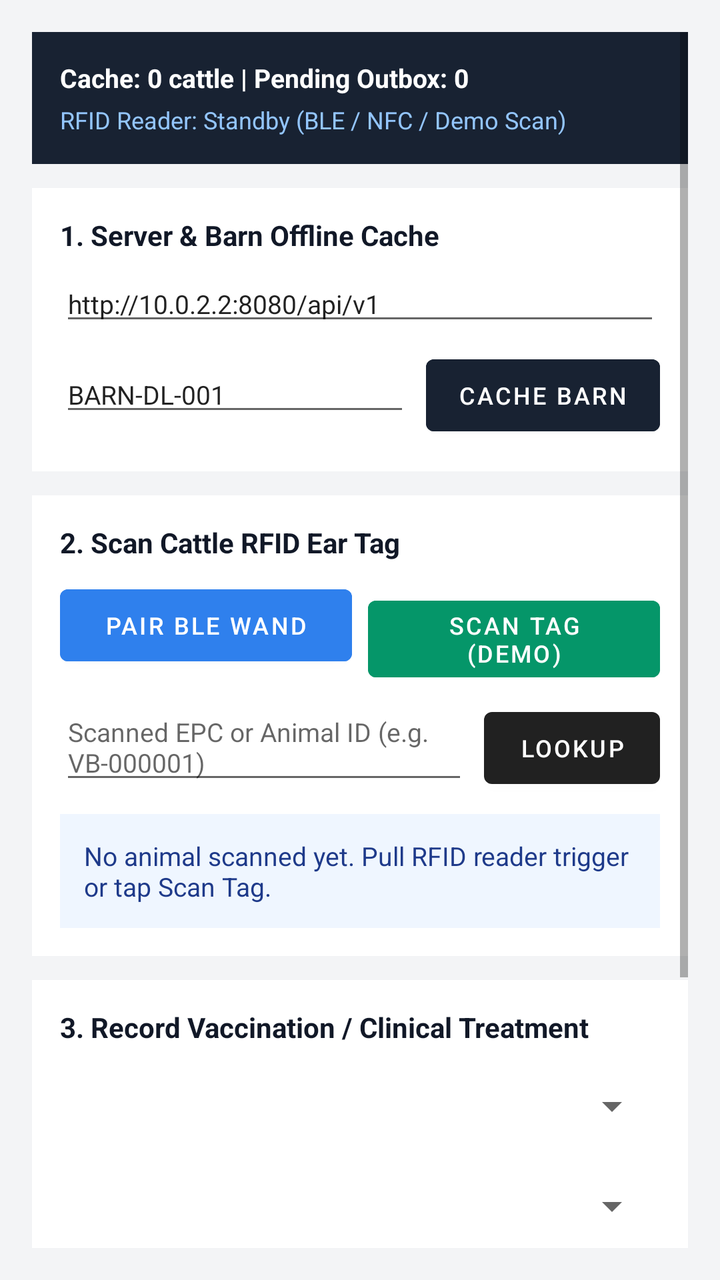
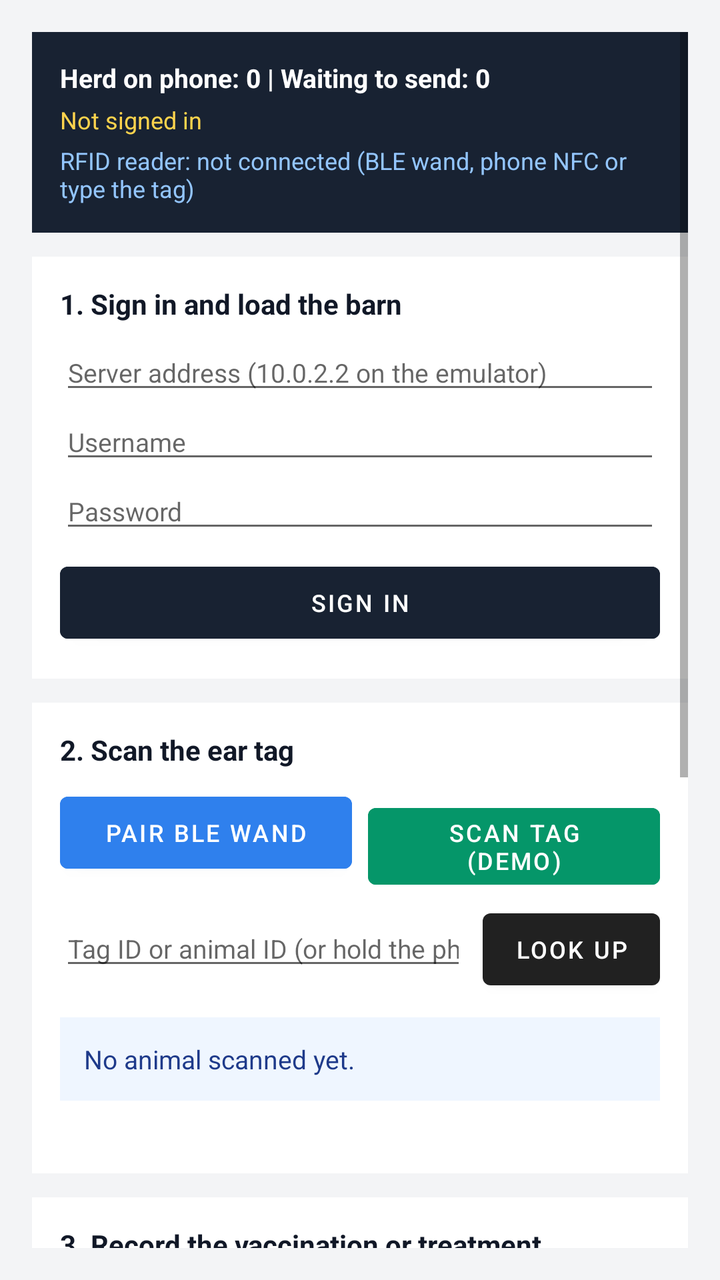

Before-and-after screenshots of an Android layout around one commit, followed by the original layout XML and the change that was made.
<!-- AndroidManifest.xml: application theme Theme.MaterialComponents.DayNight.DarkActionBar -->
<!-- res/layout/activity_main.xml -->
<?xml version="1.0" encoding="utf-8"?>
<ScrollView xmlns:android="http://schemas.android.com/apk/res/android"
    android:layout_width="match_parent"
    android:layout_height="match_parent"
    android:background="#F3F4F6"
    android:padding="16dp">

    <LinearLayout
        android:layout_width="match_parent"
        android:layout_height="wrap_content"
        android:orientation="vertical">

        
        <LinearLayout
            android:layout_width="match_parent"
            android:layout_height="wrap_content"
            android:background="#182232"
            android:orientation="vertical"
            android:padding="14dp">

            <TextView
                android:id="@+id/tvSyncStatus"
                android:layout_width="match_parent"
                android:layout_height="wrap_content"
                android:text="Cache: 0 cattle | Pending Outbox: 0"
                android:textColor="#FFFFFF"
                android:textSize="13sp"
                android:textStyle="bold" />

            <TextView
                android:id="@+id/tvReaderStatus"
                android:layout_width="match_parent"
                android:layout_height="wrap_content"
                android:layout_marginTop="4dp"
                android:text="RFID Reader: Standby (BLE / NFC / Demo Scan)"
                android:textColor="#93C5FD"
                android:textSize="12sp" />
        </LinearLayout>

        
        <LinearLayout
            android:layout_width="match_parent"
            android:layout_height="wrap_content"
            android:layout_marginTop="12dp"
            android:background="#FFFFFF"
            android:orientation="vertical"
            android:padding="14dp">

            <TextView
                android:layout_width="wrap_content"
                android:layout_height="wrap_content"
                android:text="1. Server &amp; Barn Offline Cache"
                android:textColor="#111827"
                android:textSize="14sp"
                android:textStyle="bold" />

            <EditText
                android:id="@+id/etServerUrl"
                android:layout_width="match_parent"
                android:layout_height="wrap_content"
                android:layout_marginTop="6dp"
                android:hint="Backend URL (10.0.2.2 for Emulator)"
                android:inputType="textUri"
                android:text="http://10.0.2.2:8080/api/v1"
                android:textSize="13sp" />

            <LinearLayout
                android:layout_width="match_parent"
                android:layout_height="wrap_content"
                android:layout_marginTop="6dp"
                android:orientation="horizontal">

                <EditText
                    android:id="@+id/etBarnId"
                    android:layout_width="0dp"
                    android:layout_height="wrap_content"
                    android:layout_weight="1"
                    android:hint="Barn ID (e.g. BARN-DL-001)"
                    android:text="BARN-DL-001"
                    android:textSize="13sp" />

                <Button
                    android:id="@+id/btnDownloadBundle"
                    android:layout_width="wrap_content"
                    android:layout_height="wrap_content"
                    android:layout_marginStart="8dp"
                    android:backgroundTint="#182232"
                    android:text="Cache Barn"
                    android:textColor="#FFFFFF"
                    android:textSize="12sp" />
            </LinearLayout>
        </LinearLayout>

        
        <LinearLayout
            android:layout_width="match_parent"
            android:layout_height="wrap_content"
            android:layout_marginTop="12dp"
            android:background="#FFFFFF"
            android:orientation="vertical"
            android:padding="14dp">

            <TextView
                android:layout_width="wrap_content"
                android:layout_height="wrap_content"
                android:text="2. Scan Cattle RFID Ear Tag"
                android:textColor="#111827"
                android:textSize="14sp"
                android:textStyle="bold" />

            <LinearLayout
                android:layout_width="match_parent"
                android:layout_height="wrap_content"
                android:layout_marginTop="8dp"
                android:orientation="horizontal">

                <Button
                    android:id="@+id/btnConnectBle"
                    android:layout_width="0dp"
                    android:layout_height="wrap_content"
                    android:layout_weight="1"
                    android:backgroundTint="#2F80ED"
                    android:text="Pair BLE Wand"
                    android:textColor="#FFFFFF"
                    android:textSize="12sp" />

                <Button
                    android:id="@+id/btnSimulateScan"
                    android:layout_width="0dp"
                    android:layout_height="wrap_content"
                    android:layout_marginStart="8dp"
                    android:layout_weight="1"
                    android:backgroundTint="#059669"
                    android:text="Scan Tag (Demo)"
                    android:textColor="#FFFFFF"
                    android:textSize="12sp" />
            </LinearLayout>

            <LinearLayout
                android:layout_width="match_parent"
                android:layout_height="wrap_content"
                android:layout_marginTop="8dp"
                android:orientation="horizontal">

                <EditText
                    android:id="@+id/etTagInput"
                    android:layout_width="0dp"
                    android:layout_height="wrap_content"
                    android:layout_weight="1"
                    android:hint="Scanned EPC or Animal ID (e.g. VB-000001)"
                    android:textSize="13sp" />

                <Button
                    android:id="@+id/btnLookupTag"
                    android:layout_width="wrap_content"
                    android:layout_height="wrap_content"
                    android:layout_marginStart="8dp"
                    android:text="Lookup"
                    android:textSize="12sp" />
            </LinearLayout>

            
            <TextView
                android:id="@+id/tvAnimalCard"
                android:layout_width="match_parent"
                android:layout_height="wrap_content"
                android:layout_marginTop="10dp"
                android:background="#EFF6FF"
                android:padding="12dp"
                android:text="No animal scanned yet. Pull RFID reader trigger or tap Scan Tag."
                android:textColor="#1E3A8A"
                android:textSize="13sp" />
        </LinearLayout>

        
        <LinearLayout
            android:layout_width="match_parent"
            android:layout_height="wrap_content"
            android:layout_marginTop="12dp"
            android:background="#FFFFFF"
            android:orientation="vertical"
            android:padding="14dp">

            <TextView
                android:layout_width="wrap_content"
                android:layout_height="wrap_content"
                android:text="3. Record Vaccination / Clinical Treatment"
                android:textColor="#111827"
                android:textSize="14sp"
                android:textStyle="bold" />

            <Spinner
                android:id="@+id/spRecordType"
                android:layout_width="match_parent"
                android:layout_height="44dp"
                android:layout_marginTop="8dp" />

            <Spinner
                android:id="@+id/spHealthStatus"
                android:layout_width="match_parent"
                android:layout_height="44dp"
                android:layout_marginTop="6dp" />

            <EditText
                android:id="@+id/etTreatmentTitle"
                android:layout_width="match_parent"
                android:layout_height="wrap_content"
                android:layout_marginTop="6dp"
                android:hint="Vaccine or Diagnosis"
                android:text="Foot-and-Mouth Disease (FMD)"
                android:textSize="13sp" />

            <EditText
                android:id="@+id/etMedicationBatch"
                android:layout_width="match_parent"
                android:layout_height="wrap_content"
                android:layout_marginTop="6dp"
                android:hint="Batch / Dosage"
                android:text="FMD-2026-B2 (2ml SC)"
                android:textSize="13sp" />

            <EditText
                android:id="@+id/etClinicalNotes"
                android:layout_width="match_parent"
                android:layout_height="wrap_content"
                android:layout_marginTop="6dp"
                android:hint="Field Notes (Optional)"
                android:textSize="13sp" />

            <LinearLayout
                android:layout_width="match_parent"
                android:layout_height="wrap_content"
                android:layout_marginTop="12dp"
                android:orientation="horizontal">

                <Button
                    android:id="@+id/btnSaveOffline"
                    android:layout_width="0dp"
                    android:layout_height="wrap_content"
                    android:layout_weight="1"
                    android:backgroundTint="#2F80ED"
                    android:text="Save Record (Offline-Safe)"
                    android:textColor="#FFFFFF"
                    android:textSize="12sp" />

                <Button
                    android:id="@+id/btnSyncNow"
                    android:layout_width="wrap_content"
                    android:layout_height="wrap_content"
                    android:layout_marginStart="8dp"
                    android:backgroundTint="#111827"
                    android:text="Sync Now"
                    android:textColor="#FFFFFF"
                    android:textSize="12sp" />
            </LinearLayout>
        </LinearLayout>

    </LinearLayout>
</ScrollView>
<!-- resources referenced by this layout -->
<resources>

</resources>

<!-- the commit's change to res/layout/activity_main.xml (unified diff, before → after) -->
@@ -3,6 +3,7 @@
     android:layout_width="match_parent"
     android:layout_height="match_parent"
     android:background="#F3F4F6"
+    android:fillViewport="true"
     android:padding="16dp">
 
     <LinearLayout
@@ -22,19 +23,39 @@
                 android:id="@+id/tvSyncStatus"
                 android:layout_width="match_parent"
                 android:layout_height="wrap_content"
-                android:text="Cache: 0 cattle | Pending Outbox: 0"
+                android:text="Herd on phone: 0 | Waiting to send: 0"
                 android:textColor="#FFFFFF"
                 android:textSize="13sp"
                 android:textStyle="bold" />
 
             <TextView
+                android:id="@+id/tvSession"
+                android:layout_width="match_parent"
+                android:layout_height="wrap_content"
+                android:layout_marginTop="4dp"
+                android:text="Not signed in"
+                android:textColor="#FCD34D"
+                android:textSize="12sp" />
+
+            <TextView
                 android:id="@+id/tvReaderStatus"
                 android:layout_width="match_parent"
                 android:layout_height="wrap_content"
                 android:layout_marginTop="4dp"
-                android:text="RFID Reader: Standby (BLE / NFC / Demo Scan)"
+                android:text="RFID reader: not connected (BLE wand, phone NFC or type the tag)"
                 android:textColor="#93C5FD"
                 android:textSize="12sp" />
+
+            <Button
+                android:id="@+id/btnReviewRejected"
+                android:layout_width="match_parent"
+                android:layout_height="wrap_content"
+                android:layout_marginTop="8dp"
+                android:backgroundTint="#B45309"
+                android:text="Records need attention"
+                android:textColor="#FFFFFF"
+                android:textSize="12sp"
+                android:visibility="gone" />
         </LinearLayout>
 
         
@@ -49,44 +70,92 @@
             <TextView
                 android:layout_width="wrap_content"
                 android:layout_height="wrap_content"
-                android:text="1. Server &amp; Barn Offline Cache"
+                android:text="1. Sign in and load the barn"
                 android:textColor="#111827"
                 android:textSize="14sp"
                 android:textStyle="bold" />
 
-            <EditText
-                android:id="@+id/etServerUrl"
-                android:layout_width="match_parent"
-                android:layout_height="wrap_content"
-                android:layout_marginTop="6dp"
-                android:hint="Backend URL (10.0.2.2 for Emulator)"
-                android:inputType="textUri"
-                android:text="http://10.0.2.2:8080/api/v1"
-                android:textSize="13sp" />
-
-            <LinearLayout
-                android:layout_width="match_parent"
-                android:layout_height="wrap_content"
-                android:layout_marginTop="6dp"
-                android:orientation="horizontal">
-
-                <EditText
-                    android:id="@+id/etBarnId"
-                    android:layout_width="0dp"
-                    android:layout_height="wrap_content"
-                    android:layout_weight="1"
-                    android:hint="Barn ID (e.g. BARN-DL-001)"
-                    android:text="BARN-DL-001"
-                    android:textSize="13sp" />
-
-                <Button
-                    android:id="@+id/btnDownloadBundle"
-                    android:layout_width="wrap_content"
-                    android:layout_height="wrap_content"
-                    android:layout_marginStart="8dp"
+            <LinearLayout
+                android:id="@+id/llSignIn"
+                android:layout_width="match_parent"
+                android:layout_height="wrap_content"
+                android:orientation="vertical">
+
+                <EditText
+                    android:id="@+id/etServerUrl"
+                    android:layout_width="match_parent"
+                    android:layout_height="wrap_content"
+                    android:layout_marginTop="6dp"
+                    android:hint="Server address (10.0.2.2 on the emulator)"
+                    android:inputType="textUri"
+                    android:textSize="13sp" />
+
+                <EditText
+                    android:id="@+id/etUsername"
+                    android:layout_width="match_parent"
+                    android:layout_height="wrap_content"
+                    android:hint="Username"
+                    android:inputType="textNoSuggestions"
+                    android:textSize="13sp" />
+
+                <EditText
+                    android:id="@+id/etPassword"
+                    android:layout_width="match_parent"
+                    android:layout_height="wrap_content"
+                    android:hint="Password"
+                    android:inputType="textPassword"
+                    android:textSize="13sp" />
+
+                <Button
+                    android:id="@+id/btnSignIn"
+                    android:layout_width="match_parent"
+                    android:layout_height="wrap_content"
+                    android:layout_marginTop="6dp"
                     android:backgroundTint="#182232"
-                    android:text="Cache Barn"
-                    android:textColor="#FFFFFF"
+                    android:text="Sign in"
+                    android:textColor="#FFFFFF"
+                    android:textSize="12sp" />
+            </LinearLayout>
+
+            <LinearLayout
+                android:id="@+id/llSession"
+                android:layout_width="match_parent"
+                android:layout_height="wrap_content"
+                android:orientation="vertical"
+                android:visibility="gone">
+
+                <LinearLayout
+                    android:layout_width="match_parent"
+                    android:layout_height="wrap_content"
+                    android:layout_marginTop="6dp"
+                    android:orientation="horizontal">
+
+                    <EditText
+                        android:id="@+id/etBarnId"
+                        android:layout_width="0dp"
+                        android:layout_height="wrap_content"
+                        android:layout_weight="1"
+                        android:hint="Barn ID (empty = your barn, ALL = every barn)"
+                        android:inputType="textNoSuggestions|textCapCharacters"
+                        android:textSize="13sp" />
+
+                    <Button
+                        android:id="@+id/btnDownloadBundle"
+                        android:layout_width="wrap_content"
+                        android:layout_height="wrap_content"
+                        android:layout_marginStart="8dp"
+                        android:backgroundTint="#182232"
+                        android:text="Load barn"
+                        android:textColor="#FFFFFF"
+                        android:textSize="12sp" />
+                </LinearLayout>
+
+                <Button
+                    android:id="@+id/btnSignOut"
+                    android:layout_width="match_parent"
+                    android:layout_height="wrap_content"
+                    android:layout_marginTop="6dp"
+                    android:text="Sign out"
                     android:textSize="12sp" />
             </LinearLayout>
         </LinearLayout>
@@ -103,7 +172,7 @@
             <TextView
                 android:layout_width="wrap_content"
                 android:layout_height="wrap_content"
-                android:text="2. Scan Cattle RFID Ear Tag"
+                android:text="2. Scan the ear tag"
                 android:textColor="#111827"
                 android:textSize="14sp"
                 android:textStyle="bold" />
@@ -120,7 +189,7 @@
                     android:layout_height="wrap_content"
                     android:layout_weight="1"
                     android:backgroundTint="#2F80ED"
-                    android:text="Pair BLE Wand"
+                    android:text="Pair BLE wand"
                     android:textColor="#FFFFFF"
                     android:textSize="12sp" />
 
@@ -131,7 +200,7 @@
                     android:layout_marginStart="8dp"
                     android:layout_weight="1"
                     android:backgroundTint="#059669"
-                    android:text="Scan Tag (Demo)"
+                    android:text="Scan tag (demo)"
                     android:textColor="#FFFFFF"
                     android:textSize="12sp" />
             </LinearLayout>
@@ -147,7 +216,8 @@
                     android:layout_width="0dp"
                     android:layout_height="wrap_content"
                     android:layout_weight="1"
-                    android:hint="Scanned EPC or Animal ID (e.g. VB-000001)"
+                    android:hint="Tag ID or animal ID (or hold the phone to the tag)"
+                    android:inputType="textNoSuggestions|textCapCharacters"
                     android:textSize="13sp" />
 
                 <Button
@@ -155,11 +225,10 @@
                     android:layout_width="wrap_content"
                     android:layout_height="wrap_content"
                     android:layout_marginStart="8dp"
-                    android:text="Lookup"
-                    android:textSize="12sp" />
-            </LinearLayout>
-
-            
+                    android:text="Look up"
+                    android:textSize="12sp" />
+            </LinearLayout>
+
             <TextView
                 android:id="@+id/tvAnimalCard"
                 android:layout_width="match_parent"
@@ -167,9 +236,18 @@
                 android:layout_marginTop="10dp"
                 android:background="#EFF6FF"
                 android:padding="12dp"
-                android:text="No animal scanned yet. Pull RFID reader trigger or tap Scan Tag."
+                android:text="No animal scanned yet."
                 android:textColor="#1E3A8A"
                 android:textSize="13sp" />
+
+            <TextView
+                android:id="@+id/tvHistory"
+                android:layout_width="match_parent"
+                android:layout_height="wrap_content"
+                android:layout_marginTop="6dp"
+                android:text=""
+                android:textColor="#92400E"
+                android:textSize="12sp" />
         </LinearLayout>
 
         
@@ -184,7 +262,7 @@
             <TextView
                 android:layout_width="wrap_content"
                 android:layout_height="wrap_content"
-                android:text="3. Record Vaccination / Clinical Treatment"
+                android:text="3. Record the vaccination or treatment"
                 android:textColor="#111827"
                 android:textSize="14sp"
                 android:textStyle="bold" />
@@ -196,18 +274,18 @@
                 android:layout_marginTop="8dp" />
 
             <Spinner
-                android:id="@+id/spHealthStatus"
+                android:id="@+id/spProtocol"
                 android:layout_width="match_parent"
                 android:layout_height="44dp"
-                android:layout_marginTop="6dp" />
+                android:layout_marginTop="2dp" />
 
             <EditText
                 android:id="@+id/etTreatmentTitle"
                 android:layout_width="match_parent"
                 android:layout_height="wrap_content"
                 android:layout_marginTop="6dp"
-                android:hint="Vaccine or Diagnosis"
-                android:text="Foot-and-Mouth Disease (FMD)"
+                android:hint="Vaccine or diagnosis"
+                android:inputType="textCapSentences"
                 android:textSize="13sp" />
 
             <EditText
@@ -215,16 +293,55 @@
                 android:layout_width="match_parent"
                 android:layout_height="wrap_content"
                 android:layout_marginTop="6dp"
-                android:hint="Batch / Dosage"
-                android:text="FMD-2026-B2 (2ml SC)"
+                android:hint="Batch / lot number (read it from the vial)"
+                android:inputType="textNoSuggestions|textCapCharacters"
                 android:textSize="13sp" />
+
+            <LinearLayout
+                android:layout_width="match_parent"
+                android:layout_height="wrap_content"
+                android:layout_marginTop="6dp"
+                android:orientation="horizontal">
+
+                <EditText
+                    android:id="@+id/etDoseMl"
+                    android:layout_width="0dp"
+                    android:layout_height="wrap_content"
+                    android:layout_weight="1"
+                    android:hint="Dose (ml)"
+                    android:inputType="numberDecimal"
+                    android:textSize="13sp" />
+
+                <Spinner
+                    android:id="@+id/spRoute"
+                    android:layout_width="0dp"
+                    android:layout_height="44dp"
+                    android:layout_marginStart="8dp"
+                    android:layout_weight="1" />
+            </LinearLayout>
+
+            <TextView
+                android:id="@+id/tvNextDue"
+                android:layout_width="match_parent"
+                android:layout_height="wrap_content"
+                android:layout_marginTop="4dp"
+                android:text=""
+                android:textColor="#374151"
+                android:textSize="12sp" />
+
+            <Spinner
+                android:id="@+id/spHealthStatus"
+                android:layout_width="match_parent"
+                android:layout_height="44dp"
+                android:layout_marginTop="4dp" />
 
             <EditText
                 android:id="@+id/etClinicalNotes"
                 android:layout_width="match_parent"
                 android:layout_height="wrap_content"
                 android:layout_marginTop="6dp"
-                android:hint="Field Notes (Optional)"
+                android:hint="Notes (optional)"
+                android:inputType="textCapSentences|textMultiLine"
                 android:textSize="13sp" />
 
             <LinearLayout
@@ -239,7 +356,7 @@
                     android:layout_height="wrap_content"
                     android:layout_weight="1"
                     android:backgroundTint="#2F80ED"
-                    android:text="Save Record (Offline-Safe)"
+                    android:text="Save record"
                     android:textColor="#FFFFFF"
                     android:textSize="12sp" />
 
@@ -249,7 +366,7 @@
                     android:layout_height="wrap_content"
                     android:layout_marginStart="8dp"
                     android:backgroundTint="#111827"
-                    android:text="Sync Now"
+                    android:text="Send now"
                     android:textColor="#FFFFFF"
                     android:textSize="12sp" />
             </LinearLayout>
